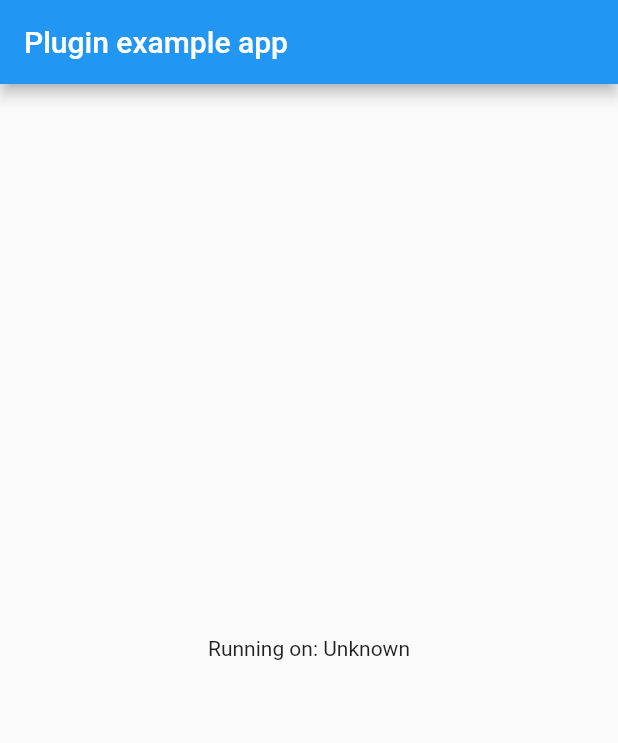
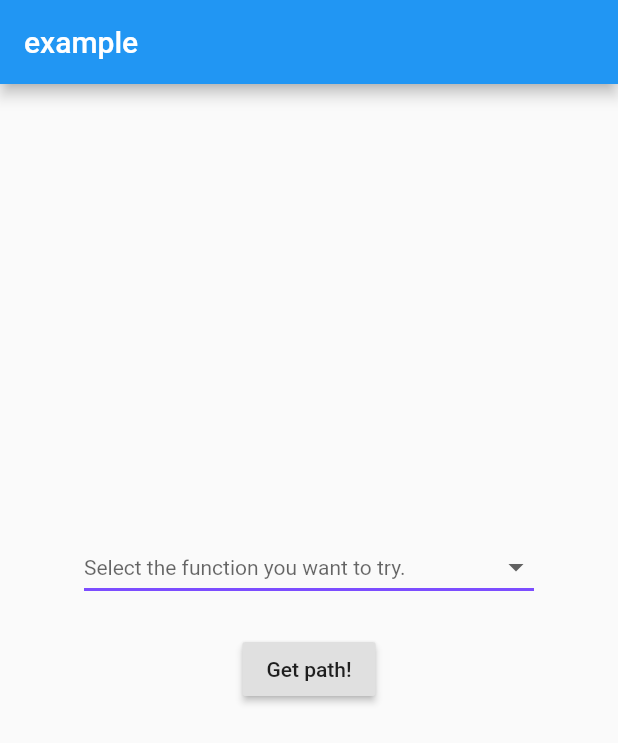
Before and after one commit to yasukotelin/ext_storage, a Flutter app: the screen it shows after launch, on a phone screen of 412 x 824 dp. Shown: the top 743 px of the screen. Run offline on Flutter 3.47's test engine with Material 2 defaults, Android fonts, the phone set to English and light mode, and no system bars.

```diff
--- a/example/lib/main.dart
+++ b/example/lib/main.dart
@@ -1,8 +1,6 @@
 import 'package:flutter/material.dart';
-import 'dart:async';
-
-import 'package:flutter/services.dart';
 import 'package:ext_storage/ext_storage.dart';
+import 'package:path_provider/path_provider.dart';
 
 void main() => runApp(MyApp());
 
@@ -12,45 +10,114 @@ class MyApp extends StatefulWidget {
 }
 
 class _MyAppState extends State<MyApp> {
-  String _platformVersion = 'Unknown';
+  String _dropdownValue;
+  String _path;
+  bool _isShowProgressing;
+
+  List<DropdownMenuItem> _functionItems = <String>[
+    'getApplicationDocumentsDirectory()',
+    'getLibraryDirectory()',
+    'getApplicationSupportDirectory()',
+    'getTemporaryDirectory()',
+    'getExternalStorageDirectory()',
+    'ExtStorage.getExternalStorageDirectory()',
+    'ExtStorage.getExternalStoragePublicDirectory(ExtStorage.DIRECTORY_PICTURES)',
+  ].map<DropdownMenuItem<String>>((String value) {
+    return DropdownMenuItem<String>(
+      value: value,
+      child: Text(value),
+    );
+  }).toList();
 
   @override
   void initState() {
     super.initState();
-    initPlatformState();
-  }
 
-  // Platform messages are asynchronous, so we initialize in an async method.
-  Future<void> initPlatformState() async {
-    String platformVersion;
-    // Platform messages may fail, so we use a try/catch PlatformException.
-    try {
-      platformVersion = await ExtStorage.platformVersion;
-    } on PlatformException {
-      platformVersion = 'Failed to get platform version.';
-    }
-
-    // If the widget was removed from the tree while the asynchronous platform
-    // message was in flight, we want to discard the reply rather than calling
-    // setState to update our non-existent appearance.
-    if (!mounted) return;
-
-    setState(() {
-      _platformVersion = platformVersion;
-    });
+    _path = "";
+    _isShowProgressing = false;
   }
 
   @override
   Widget build(BuildContext context) {
     return MaterialApp(
+      title: 'exampl',
       home: Scaffold(
         appBar: AppBar(
-          title: const Text('Plugin example app'),
+          title: Text("example"),
         ),
         body: Center(
-          child: Text('Running on: $_platformVersion\n'),
+          child: Column(
+            mainAxisAlignment: MainAxisAlignment.center,
+            children: [
+              Container(
+                width: 300.0,
+                child: DropdownButton<String>(
+                  isExpanded: true,
+                  value: _dropdownValue,
+                  hint: Text('Select the function you want to try.'),
+                  elevation: 16,
+                  style: TextStyle(color: Colors.deepPurple),
+                  underline: Container(
+                    height: 2,
+                    color: Colors.deepPurpleAccent,
+                  ),
+                  onChanged: (String newValue) {
+                    setState(() {
+                      _dropdownValue = newValue;
+                    });
+                  },
+                  items: _functionItems,
+                ),
+              ),
+              Padding(padding: EdgeInsets.only(top: 20)),
+              RaisedButton(
+                child: Text("Get path!"),
+                onPressed: () {
+                  onPush();
+                },
+              ),
+              Padding(padding: EdgeInsets.only(top: 40.0)),
+              _isShowProgressing ? CircularProgressIndicator() : Text(_path),
+            ],
+          ),
         ),
       ),
     );
   }
+
+  void onPush() async {
+    setState(() {
+      _isShowProgressing = true;
+    });
+    switch (_dropdownValue) {
+      case "getApplicationDocumentsDirectory()":
+        _path = (await getApplicationDocumentsDirectory()).path;
+        break;
+      case "getLibraryDirectory()":
+        _path = (await getLibraryDirectory()).path;
+        break;
+      case "getApplicationSupportDirectory()":
+        _path = (await getApplicationSupportDirectory()).path;
+        break;
+      case "getTemporaryDirectory()":
+        _path = (await getTemporaryDirectory()).path;
+        break;
+      case "getExternalStorageDirectory()":
+        _path = (await getExternalStorageDirectory()).path;
+        break;
+      case "ExtStorage.getExternalStorageDirectory()":
+        _path = await ExtStorage.getExternalStorageDirectory();
+        break;
+      case "ExtStorage.getExternalStoragePublicDirectory(ExtStorage.DIRECTORY_PICTURES)":
+        _path = await ExtStorage.getExternalStoragePublicDirectory(
+            ExtStorage.DIRECTORY_PICTURES);
+        break;
+      default:
+        _path = "";
+        break;
+    }
+    setState(() {
+      _isShowProgressing = false;
+    });
+  }
 }
--- a/example/pubspec.yaml
+++ b/example/pubspec.yaml
@@ -8,10 +8,8 @@ environment:
 dependencies:
   flutter:
     sdk: flutter
-
-  # The following adds the Cupertino Icons font to your application.
-  # Use with the CupertinoIcons class for iOS style icons.
   cupertino_icons: ^0.1.2
+  path_provider:
 
 dev_dependencies:
   flutter_test:
--- a/lib/ext_storage.dart
+++ b/lib/ext_storage.dart
@@ -1,13 +1,43 @@
 import 'dart:async';
+import 'dart:io';
 
 import 'package:flutter/services.dart';
 
 class ExtStorage {
-  static const MethodChannel _channel =
-      const MethodChannel('ext_storage');
+  static const MethodChannel _channel = const MethodChannel('ext_storage');
 
-  static Future<String> get platformVersion async {
-    final String version = await _channel.invokeMethod('getPlatformVersion');
-    return version;
+  static final String DIRECTORY_MUSIC = "Music";
+
+  static final String DIRECTORY_PODCASTS = "Podcasts";
+
+  static final String DIRECTORY_RINGTONES = "Ringtones";
+
+  static final String DIRECTORY_ALARMS = "Alarms";
+
+  static final String DIRECTORY_NOTIFICATIONS = "Notifications";
+
+  static final String DIRECTORY_PICTURES = "Pictures";
+
+  static final String DIRECTORY_MOVIES = "Movies";
+
+  static final String DIRECTORY_DOWNLOADS = "Downloads";
+
+  static final String DIRECTORY_DCIM = "DCIM";
+
+  static final String DIRECTORY_DOCUMENTS = "Documents";
+
+  static Future<String> getExternalStorageDirectory() async {
+    if (!Platform.isAndroid) {
+      throw UnsupportedError("Only android supported");
+    }
+    return await _channel.invokeMethod('getExternalStorageDirectory');
+  }
+
+  static Future<String> getExternalStoragePublicDirectory(String type) async {
+    if (!Platform.isAndroid) {
+      throw UnsupportedError("Only android supported");
+    }
+    return await _channel
+        .invokeMethod('getExternalStoragePublicDirectory', {"type": type});
   }
 }
--- a/pubspec.yaml
+++ b/pubspec.yaml
@@ -13,6 +13,8 @@ dependencies:
 
 dev_dependencies:
   flutter_test:
+    sdk: flutter
+  flutter_driver:
     sdk: flutter
 
 # For information on the generic Dart part of this file, see the
```
Also changed, not shown: example/pubspec.lock, pubspec.lock, 7 other files.
